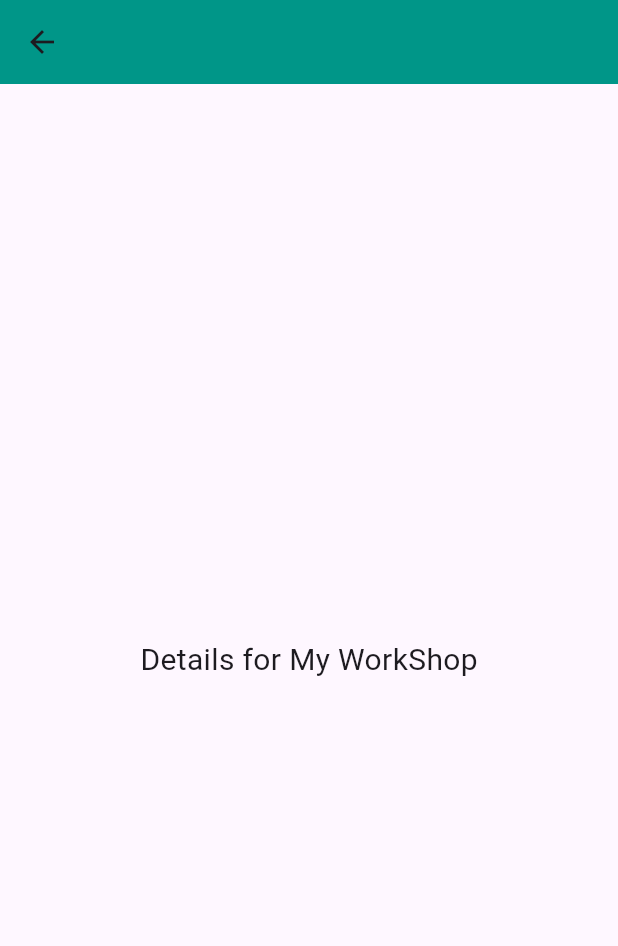
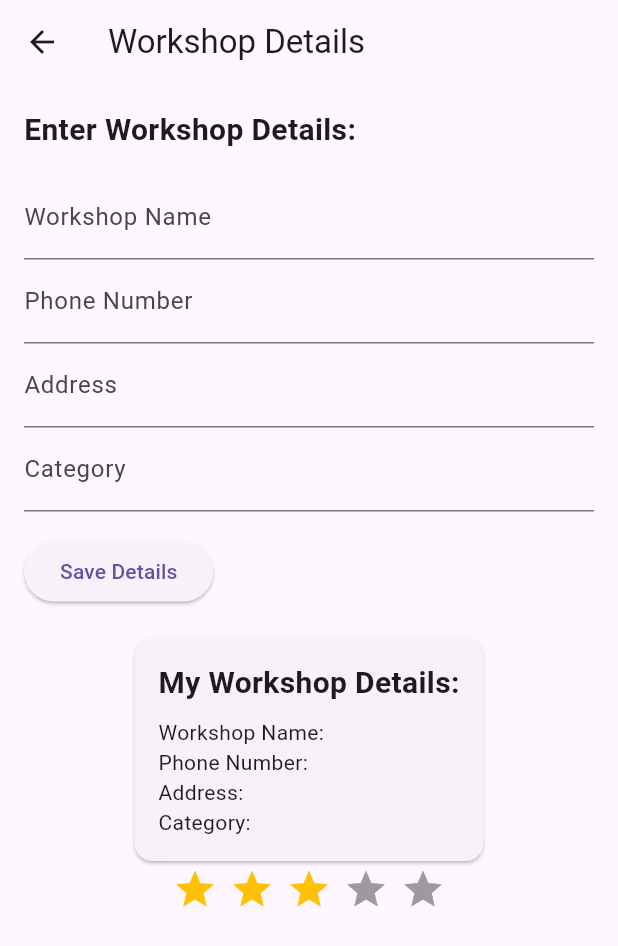
Before and after one commit to ZahreddenZromly/Quadro, a Flutter app: the MyWorkShop screen opened directly, after a tap on "My WorkShop", on a phone screen of 412 x 824 dp. Shown: the top 946 px of the screen. Run offline on Flutter 3.47's test engine with Material 3 defaults, Android fonts, the light colour scheme and no system bars; drawn by our look-alikes of flutter_rating_bar; our stand-ins replace cloud_firestore, firebase_auth, firebase_core, google_nav_bar, image_picker, readmore; accounts and stored records are empty.

Commit message:
4/2/2024

```diff
--- a/lib/components/text_field.dart
+++ b/lib/components/text_field.dart
@@ -22,8 +22,8 @@ class MyTextField extends StatelessWidget {
       child: Column(
         crossAxisAlignment: CrossAxisAlignment.start,
         children: [
-          Text(label, style: TextStyle(color: Colors.black)),
-          SizedBox(height: 8),
+          Text(label, style: const TextStyle(color: Colors.black)),
+          const SizedBox(height: 8),
           TextFormField(
             initialValue: hintText,
             obscureText: obscureText,
--- a/lib/login_system/login_screen.dart
+++ b/lib/login_system/login_screen.dart
@@ -78,14 +78,14 @@ class _LoginPageState extends State<LoginPage> {
         // Set appropriate error messages for email/password
         if (e.code == 'user-not-found') {
           ScaffoldMessenger.of(context).showSnackBar(
-             SnackBar(
+             const SnackBar(
               content: Text('Incorrect email.'),
               backgroundColor: Colors.red,
             ),
           );
         } else if (e.code == 'wrong-password') {
           ScaffoldMessenger.of(context).showSnackBar(
-            SnackBar(
+            const SnackBar(
               content: Text('Incorrect password.'),
               backgroundColor: Colors.red,
             ),
@@ -219,7 +219,7 @@ class _LoginPageState extends State<LoginPage> {
                 child: InkWell(
                   child: ElevatedButton(
                     style: ElevatedButton.styleFrom(
-                      primary: Colors.indigo[600], // Set the background color to indigo
+                      backgroundColor: Colors.indigo[600], // Set the background color to indigo
                     ),
                     onPressed: () async {
                       if (isEmailValid && isPasswordValid) {
--- a/lib/login_system/login_type.dart
+++ b/lib/login_system/login_type.dart
@@ -1,7 +1,7 @@
 import 'package:flutter/material.dart';
 import 'package:quadro/components/navbar.dart';
 
-import '../screens/workshop_details.dart';
+import '../screens/workshop_home_screen.dart';
 
 class LoginType extends StatelessWidget {
   const LoginType({super.key});
@@ -60,7 +60,7 @@ class LoginType extends StatelessWidget {
                 // Navigate to User Login Page
                 Navigator.push(
                   context,
-                  MaterialPageRoute(builder: (context) => MyWorkShop()),
+                  MaterialPageRoute(builder: (context) =>  MyWorkShop()),
                 );
               },
               child: Card(
--- a/lib/widgets/main.dart
+++ b/lib/main.dart
@@ -1,8 +1,7 @@
 import 'package:firebase_core/firebase_core.dart';
 import 'package:flutter/material.dart';
-import 'package:quadro/login_system/login_screen.dart';
-import '../firebase/firebase_options.dart';
-import '../screens/splash.dart';
+import 'firebase/firebase_options.dart';
+import 'screens/splash.dart';
 
 void main() async {
   WidgetsFlutterBinding.ensureInitialized();
@@ -14,7 +13,7 @@ void main() async {
 
 
 class MyApp extends StatelessWidget {
-  const MyApp({Key? key}) : super(key: key);
+  const MyApp({super.key});
 
   @override
   Widget build(BuildContext context) {
@@ -24,7 +23,7 @@ class MyApp extends StatelessWidget {
       theme: ThemeData(
         canvasColor: const Color.fromARGB(255, 232, 234, 222),
       ),
-      home: SplashScreen(),
+      home: const SplashScreen(),
 
     );
   }
--- /dev/null
+++ b/lib/screens/Workshop_Details_screen.dart
@@ -0,0 +1,201 @@
+// Import necessary packages
+import 'package:flutter/material.dart';
+import 'package:flutter_rating_bar/flutter_rating_bar.dart';
+import 'package:cloud_firestore/cloud_firestore.dart';
+
+
+class WorkshopDetailsPage extends StatefulWidget {
+  const WorkshopDetailsPage({super.key});
+
+  @override
+  _WorkshopDetailsPageState createState() => _WorkshopDetailsPageState();
+}
+
+class _WorkshopDetailsPageState extends State<WorkshopDetailsPage> {
+   String workshopName ='';
+   String phoneNumber ='';
+   String address ='';
+   String category ='';
+
+  @override
+  Widget build(BuildContext context) {
+    return Scaffold(
+      appBar: AppBar(
+        title: const Text('Workshop Details'),
+      ),
+      body: SingleChildScrollView(
+        child: Padding(
+          padding: const EdgeInsets.all(16.0),
+          child: Column(
+            crossAxisAlignment: CrossAxisAlignment.center,
+            children: [
+              // ... (your existing widgets)
+
+              // Form for entering workshop details
+              WorkshopDetailsForm(
+                onDetailsChanged: (name, phone, addr, cat) {
+                  setState(() {
+                    workshopName = name;
+                    phoneNumber = phone;
+                    address = addr;
+                    category = cat;
+                  });
+                },
+              ),
+
+              // Display entered details in MyDetailsCard
+              MyDetailsCard(
+                workshopName: workshopName,
+                phoneNumber: phoneNumber,
+                address: address,
+                category: category,
+              ),
+
+              // Star rating for reviews
+              const StarRating(),
+            ],
+          ),
+        ),
+      ),
+    );
+  }
+}
+
+class WorkshopDetailsForm extends StatefulWidget {
+  final Function(String, String, String, String) onDetailsChanged;
+
+  const WorkshopDetailsForm({super.key, required this.onDetailsChanged});
+
+  @override
+  _WorkshopDetailsFormState createState() => _WorkshopDetailsFormState();
+}
+
+class _WorkshopDetailsFormState extends State<WorkshopDetailsForm> {
+  final FirebaseFirestore _firestore = FirebaseFirestore.instance;
+
+  final TextEditingController nameController = TextEditingController();
+  final TextEditingController phoneController = TextEditingController();
+  final TextEditingController addressController = TextEditingController();
+  final TextEditingController categoryController = TextEditingController();
+
+  @override
+  Widget build(BuildContext context) {
+    return Column(
+      crossAxisAlignment: CrossAxisAlignment.start,
+      children: [
+        const Text(
+          'Enter Workshop Details:',
+          style: TextStyle(fontSize: 20, fontWeight: FontWeight.bold),
+        ),
+        const SizedBox(height: 16),
+        TextField(
+          controller: nameController,
+          decoration: const InputDecoration(labelText: 'Workshop Name'),
+        ),
+        TextField(
+          controller: phoneController,
+          decoration: const InputDecoration(labelText: 'Phone Number'),
+        ),
+        TextField(
+          controller: addressController,
+          decoration: const InputDecoration(labelText: 'Address'),
+        ),
+        TextField(
+          controller: categoryController,
+          decoration: const InputDecoration(labelText: 'Category'),
+        ),
+        const SizedBox(height: 16),
+        ElevatedButton(
+          onPressed: () async {
+            // Save details to Firebase
+            await _firestore.collection('workshops').add({
+              'name': nameController.text,
+              'phone': phoneController.text,
+              'address': addressController.text,
+              'category': categoryController.text,
+            });
+
+            // Notify user that details have been saved
+            ScaffoldMessenger.of(context).showSnackBar(
+              const SnackBar(
+                content: Text('Workshop details saved successfully!'),
+              ),
+            );
+
+            // Clear text fields
+            nameController.clear();
+            phoneController.clear();
+            addressController.clear();
+            categoryController.clear();
+          },
+          child: const Text('Save Details'),
+        ),
+
+        const SizedBox(height: 16),
+      ],
+    );
+  }
+}
+
+class MyDetailsCard extends StatelessWidget {
+  final String workshopName;
+  final String phoneNumber;
+  final String address;
+  final String category;
+
+  const MyDetailsCard({super.key,
+    required this.workshopName,
+    required this.phoneNumber,
+    required this.address,
+    required this.category,
+  });
+
+  @override
+  Widget build(BuildContext context) {
+    return Card(
+      child: Padding(
+        padding: const EdgeInsets.all(16.0),
+        child: Column(
+          crossAxisAlignment: CrossAxisAlignment.start,
+          children: [
+            const Text(
+              'My Workshop Details:',
+              style: TextStyle(fontSize: 20, fontWeight: FontWeight.bold),
+            ),
+            const SizedBox(height: 8),
+            Text('Workshop Name: $workshopName'),
+            Text('Phone Number: $phoneNumber'),
+            Text('Address: $address'),
+            Text('Category: $category'),
+          ],
+        ),
+      ),
+    );
+  }
+}
+
+
+class StarRating extends StatelessWidget {
+  const StarRating({super.key});
+
+  @override
+  Widget build(BuildContext context) {
+    return RatingBar.builder(
+      initialRating: 3, // Replace with actual initial rating
+      minRating: 1,
+      direction: Axis.horizontal,
+      allowHalfRating: true,
+      itemCount: 5,
+      itemSize: 30.0,
+      itemPadding: const EdgeInsets.symmetric(horizontal: 4.0),
+      itemBuilder: (context, _) => const Icon(
+        Icons.star,
+        color: Colors.amber,
+      ),
+      onRatingUpdate: (rating) {
+        // Implement logic to handle the rating update
+        print(rating);
+      },
+    );
+  }
+}
--- a/lib/screens/home_screen.dart
+++ b/lib/screens/home_screen.dart
@@ -36,7 +36,7 @@ class HomeScreen extends StatelessWidget {
               onPressed: () {
                 Navigator.push(
                   context,
-                  MaterialPageRoute(builder: (context) => Profil()),
+                  MaterialPageRoute(builder: (context) => const Profil()),
                 );
               },
               icon: const Icon(Icons.person),
--- a/lib/screens/workshop_details.dart
+++ b/lib/screens/workshop_home_screen.dart
@@ -1,4 +1,6 @@
 import 'package:flutter/material.dart';
+
+import 'Workshop_Details_screen.dart';
 
 class MyWorkShop extends StatelessWidget {
   @override
@@ -14,6 +16,8 @@ class MyWorkShop extends StatelessWidget {
                   title: 'WorkShop User Main',
                 ),
                 Column(
+                  crossAxisAlignment: CrossAxisAlignment.center,
+                  mainAxisAlignment: MainAxisAlignment.center,
                   children: [
                     const SizedBox(height: 110),
                     MyDetails(
@@ -97,6 +101,7 @@ class BackGroundContainer extends StatelessWidget {
   }
 }
 
+// Inside your existing code
 class MyDetails extends StatelessWidget {
   final String title;
 
@@ -106,9 +111,13 @@ class MyDetails extends StatelessWidget {
   Widget build(BuildContext context) {
     return InkWell(
       onTap: () {
-        // Navigate to another page when the card is tapped
-        Navigator.push(context,
-            MaterialPageRoute(builder: (context) => AnotherPage(title: title)));
+        // Navigate to the WorkshopDetailsPage when the card is tapped
+        Navigator.push(
+          context,
+          MaterialPageRoute(
+            builder: (context) => WorkshopDetailsPage(),
+          ),
+        );
       },
       child: Center(
         child: Card(
@@ -132,6 +141,7 @@ class MyDetails extends StatelessWidget {
     );
   }
 }
+
 
 class WorkshopCard extends StatelessWidget {
   final String title;
--- a/pubspec.yaml
+++ b/pubspec.yaml
@@ -32,6 +32,7 @@ dependencies:
   url_launcher: ^6.2.4
   flutter_phone_direct_caller: ^2.1.1
   google_nav_bar: ^5.0.6
+  flutter_rating_bar: ^4.0.0
   flutter:
     sdk: flutter
   image_picker:
```
Also changed, not shown: lib/components/profile_image.dart (+8 -9 lines), lib/components/profile_options.dart (+4 -7 lines), lib/screens/password_manager.dart (+8 -9 lines), lib/screens/profile_screen.dart (+10 -12 lines), lib/screens/settings.dart (+5 -8 lines), lib/screens/splash.dart (+5 -4 lines), lib/screens/your_profile.dart (+3 -4 lines), pubspec.lock, 3 other files.
